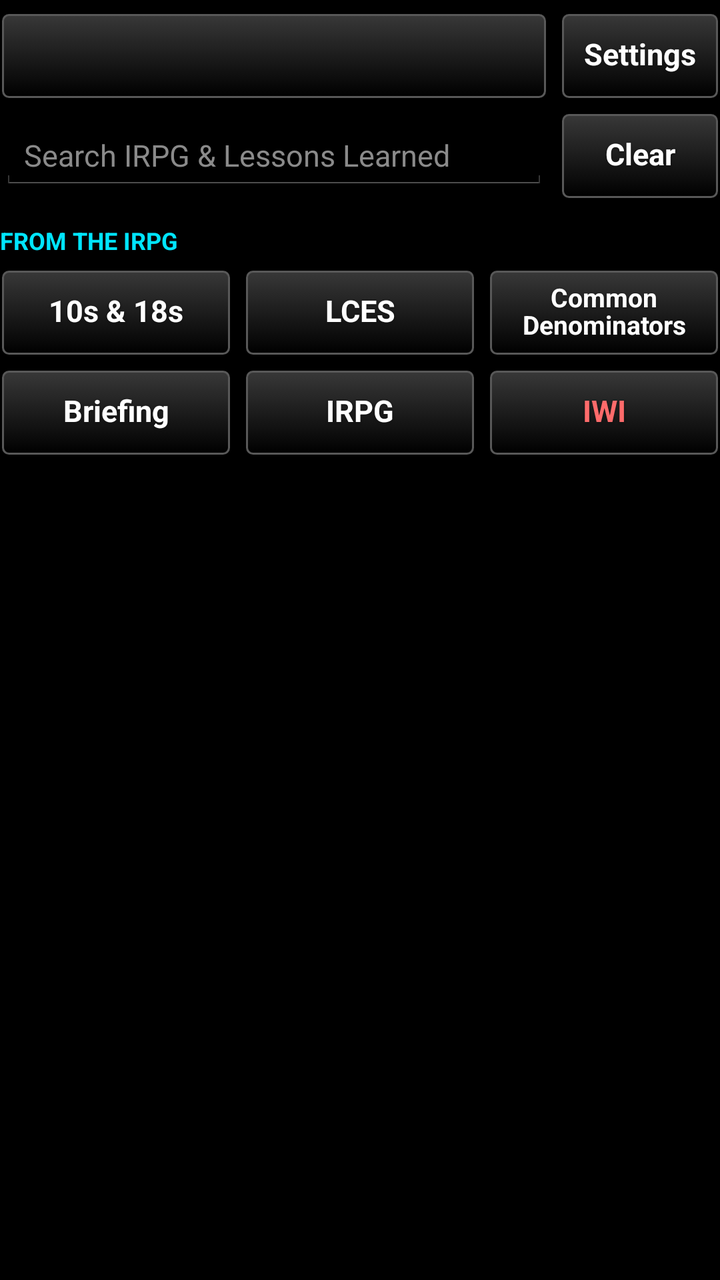
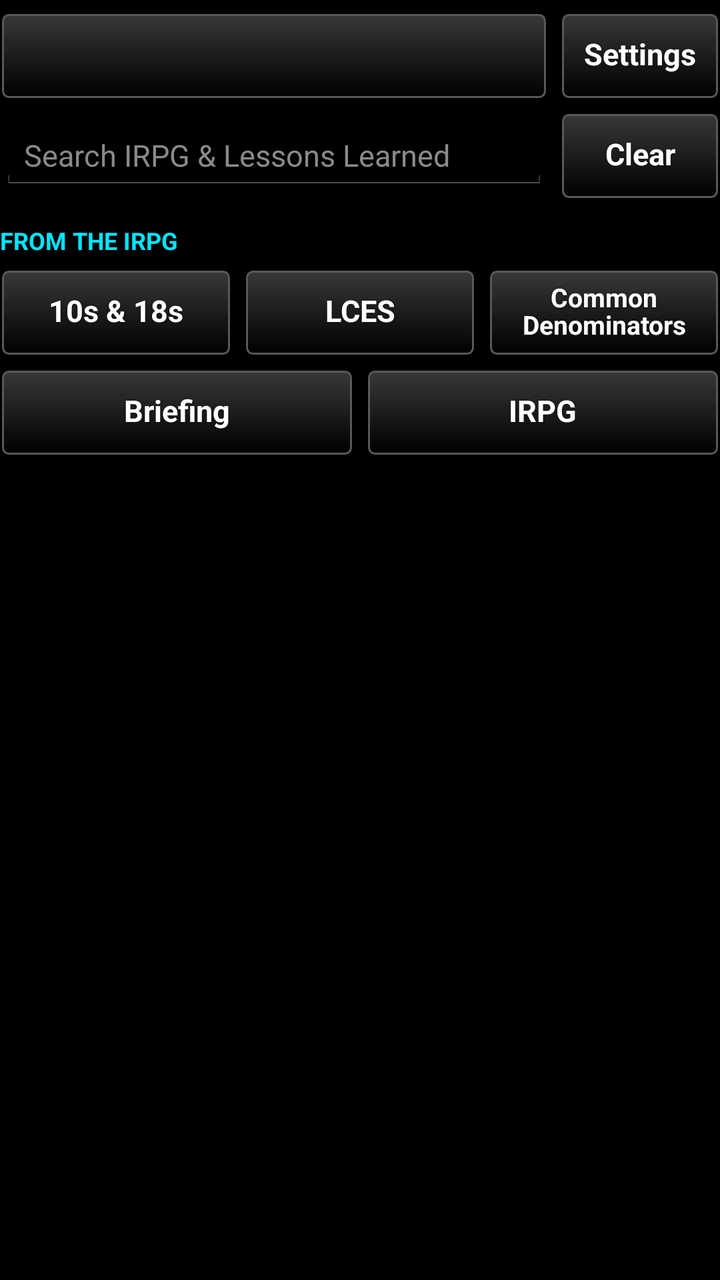

Two renders of the same Android screen: before a commit and after it. Below are the layout's source before the change and the commit's diff.
<!-- AndroidManifest.xml: application theme AppTheme -->
<!-- res/layout/main_header.xml -->
<?xml version="1.0" encoding="utf-8"?>
<LinearLayout xmlns:android="http://schemas.android.com/apk/res/android"
    android:layout_width="match_parent"
    android:layout_height="wrap_content"
    android:orientation="vertical">
    <LinearLayout
        android:layout_width="match_parent"
        android:layout_height="wrap_content"
        android:orientation="horizontal"
        android:layout_marginTop="6dp">
        <Button
            android:id="@+id/btn_lessons"
            style="@style/TakwerxButton"
            android:layout_width="0dp"
            android:layout_weight="1"
            android:layout_height="wrap_content" />
        
        <Button
            android:id="@+id/btn_settings"
            style="@style/TakwerxButton"
            android:layout_width="wrap_content"
            android:layout_height="wrap_content"
            android:layout_marginLeft="6dp"
            android:text="@string/settings" />
    </LinearLayout>
    
    <LinearLayout
        android:layout_width="match_parent"
        android:layout_height="wrap_content"
        android:orientation="horizontal"
        android:gravity="center_vertical"
        android:layout_marginTop="6dp">
        <EditText
            android:id="@+id/search"
            android:layout_width="0dp"
            android:layout_weight="1"
            android:layout_height="wrap_content"
            android:hint="@string/search_hint"
            android:textColorHint="#8A8A8A"
            android:textColor="@color/white"
            android:textSize="15sp"
            android:imeOptions="actionSearch|flagNoExtractUi"
            android:inputType="text"
            android:maxLines="1"
            android:singleLine="true" />
        <Button
            android:id="@+id/btn_clear"
            style="@style/TakwerxButton"
            android:layout_width="wrap_content"
            android:layout_height="wrap_content"
            android:layout_marginLeft="6dp"
            android:minWidth="80dp"
            android:text="@string/clear" />
    </LinearLayout>
    <TextView
        style="@style/TakwerxSectionHeading"
        android:layout_width="match_parent"
        android:layout_height="wrap_content"
        android:text="@string/heading_irpg" />
    
    <LinearLayout
        android:layout_width="match_parent"
        android:layout_height="wrap_content"
        android:orientation="horizontal"
        android:layout_marginTop="4dp"
        android:baselineAligned="false">
        <Button android:id="@+id/tile_orders" style="@style/TakwerxButton"
            android:layout_width="0dp" android:layout_weight="1"
            android:layout_height="match_parent" android:text="@string/tile_orders" />
        <Button android:id="@+id/tile_lces" style="@style/TakwerxButton"
            android:layout_width="0dp" android:layout_weight="1"
            android:layout_height="match_parent" android:layout_marginLeft="6dp"
            android:text="@string/tile_lces" />
        <Button android:id="@+id/tile_denominators" style="@style/TakwerxTwoLineTile"
            android:layout_width="0dp" android:layout_weight="1"
            android:layout_height="wrap_content" android:layout_marginLeft="6dp"
            android:text="@string/tile_denominators" />
    </LinearLayout>
    <LinearLayout
        android:layout_width="match_parent"
        android:layout_height="wrap_content"
        android:orientation="horizontal"
        android:layout_marginTop="6dp"
        android:baselineAligned="false">
        <Button android:id="@+id/tile_briefing" style="@style/TakwerxButton"
            android:layout_width="0dp" android:layout_weight="1"
            android:layout_height="match_parent" android:text="@string/tile_briefing" />
        <Button android:id="@+id/tile_irpg" style="@style/TakwerxButton"
            android:layout_width="0dp" android:layout_weight="1"
            android:layout_height="match_parent" android:layout_marginLeft="6dp"
            android:text="@string/tile_irpg" />
        <Button android:id="@+id/tile_iwi" style="@style/TakwerxButton"
            android:layout_width="0dp" android:layout_weight="1"
            android:layout_height="match_parent" android:layout_marginLeft="6dp"
            android:textColor="@color/tile_iwi"
            android:text="@string/tile_iwi" />
    </LinearLayout>
</LinearLayout>
<!-- resources referenced by this layout -->
<resources>
  <color name="tile_iwi">#FF6B6B</color>
  <color name="white">#ffffff</color>
  <string name="clear">Clear</string>
  <string name="heading_irpg">From the IRPG</string>
  <string name="search_hint">Search IRPG &amp; Lessons Learned</string>
  <string name="settings">Settings</string>
  <string name="tile_briefing">Briefing</string>
  <string name="tile_denominators">Common Denominators</string>
  <string name="tile_irpg">IRPG</string>
  <string name="tile_iwi">IWI</string>
  <string name="tile_lces">LCES</string>
  <string name="tile_orders">10s &amp; 18s</string>
  <style name="TakwerxButton" parent="@style/darkButton">
          <item name="android:paddingLeft">12dp</item>
          <item name="android:paddingRight">12dp</item>
          <item name="android:paddingTop">6dp</item>
          <item name="android:paddingBottom">8dp</item>
          <item name="android:minHeight">44dp</item>
          <item name="android:minWidth">0dp</item>
          <item name="android:textSize">15sp</item>
          <item name="android:singleLine">true</item>
          <item name="android:ellipsize">end</item>
      </style>
  <style name="TakwerxSectionHeading">
          <item name="android:textSize">12sp</item>
          <item name="android:textAllCaps">true</item>
          <item name="android:textStyle">bold</item>
          <item name="android:textColor">#00E5FF</item>
          <item name="android:paddingTop">12dp</item>
          <item name="android:paddingBottom">2dp</item>
      </style>
  <style name="TakwerxTwoLineTile" parent="@style/TakwerxButton">
          <item name="android:singleLine">false</item>
          <item name="android:maxLines">2</item>
          <item name="android:lineSpacingMultiplier">0.9</item>
          <item name="android:paddingTop">4dp</item>
          <item name="android:paddingBottom">6dp</item>
          <item name="android:textSize">13sp</item>
      </style>
  <style name="AppTheme" parent="@android:style/Theme.Holo">
          <item name="android:buttonStyle">@android:style/Widget.Button</item>
          <item name="android:imageButtonStyle">@android:style/Widget.Button</item>
          <item name="android:buttonStyleToggle">@android:style/Widget.Button</item>
          <item name="android:spinnerStyle">@style/ATAKSpinner</item>
          <item name="android:spinnerItemStyle">@style/ATAKSpinnerItem</item>
          <item name="android:editTextStyle">@style/ATAKEditText</item>
      </style>
  <style name="ATAKSpinner" parent="@android:style/Widget.Spinner">
          <item name="android:spinnerMode">dialog</item>
      </style>
  <style name="ATAKSpinnerItem">
          <item name="android:textColor">@android:color/white</item>
          <item name="android:dropDownVerticalOffset">0dip</item>
          <item name="android:dropDownHorizontalOffset">0dip</item>
          <item name="android:dropDownWidth">wrap_content</item>
          <item name="android:gravity">left|center_vertical</item>
      </style>
  <style name="ATAKEditText" parent="@android:style/Widget.EditText">
          
          
  
          
          <item name="android:imeOptions">flagNoFullscreen</item>
      </style>
  <color name="darker_gray">#121212</color>
  <dimen name="fontSize">14sp</dimen>
  <!-- drawable new_dark_button_disabled (drawable) -->
  <?xml version="1.0" encoding="utf-8"?>
  <layer-list xmlns:android="http://schemas.android.com/apk/res/android">
      <item android:bottom="1dp" android:right="1dp" android:left="1dp" android:top="1dp">
          <shape android:shape="rectangle">
              <corners android:radius="3dp" />
              <stroke
                  android:width="1dp"
                  android:color="#484848" />
              <solid android:color="#484848" />
          </shape>
      </item>
  </layer-list>
  <!-- unchanged entries left out for length: 4 -->
</resources>

<!-- the commit's change to res/layout/main_header.xml (unified diff, before → after) -->
@@ -89,10 +89,5 @@
             android:layout_width="0dp" android:layout_weight="1"
             android:layout_height="match_parent" android:layout_marginLeft="6dp"
             android:text="@string/tile_irpg" />
-        <Button android:id="@+id/tile_iwi" style="@style/TakwerxButton"
-            android:layout_width="0dp" android:layout_weight="1"
-            android:layout_height="match_parent" android:layout_marginLeft="6dp"
-            android:textColor="@color/tile_iwi"
-            android:text="@string/tile_iwi" />
     </LinearLayout>
 </LinearLayout>
<!-- resource entries referenced after the edit -->
@@ -1,6 +1,5 @@
 <!-- resources referenced by this layout -->
 <resources>
-  <color name="tile_iwi">#FF6B6B</color>
   <color name="white">#ffffff</color>
   <string name="clear">Clear</string>
   <string name="heading_irpg">From the IRPG</string>
@@ -9,7 +8,6 @@
   <string name="tile_briefing">Briefing</string>
   <string name="tile_denominators">Common Denominators</string>
   <string name="tile_irpg">IRPG</string>
-  <string name="tile_iwi">IWI</string>
   <string name="tile_lces">LCES</string>
   <string name="tile_orders">10s &amp; 18s</string>
   <style name="TakwerxButton" parent="@style/darkButton">
